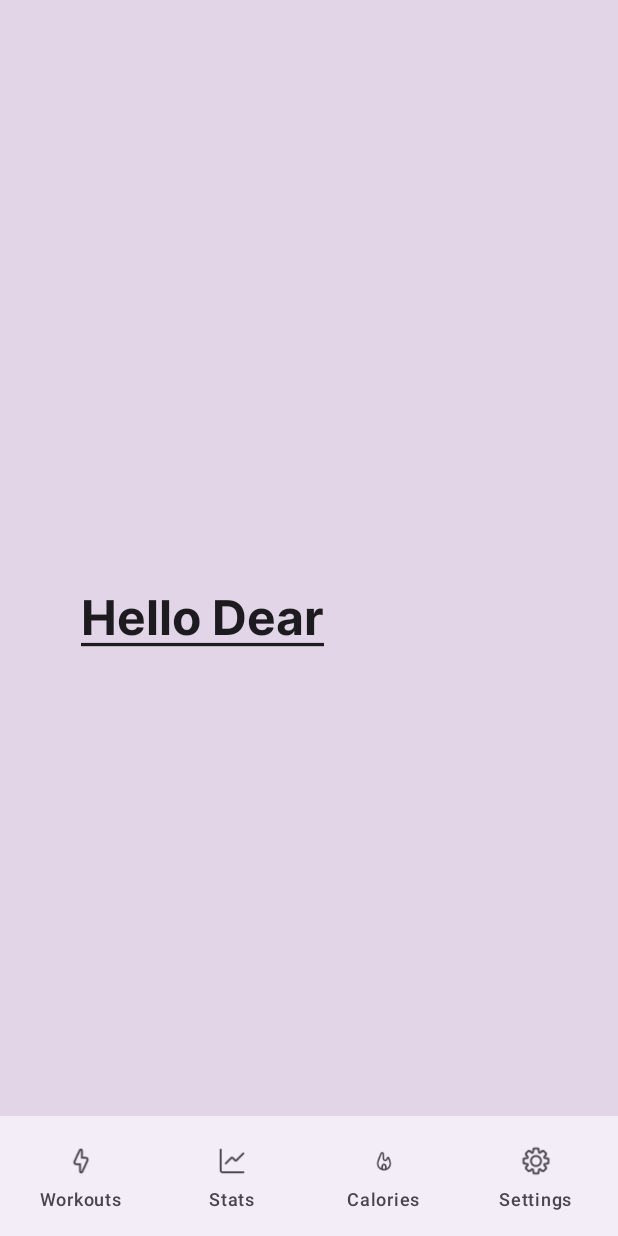
After one commit to Rudolf23Hkya/MuscleMind, an Android app built with Jetpack Compose: the ActiveWorkouts screen opened through its navigation route, on a phone screen of 412 x 824 dp. The commit adds this screen. Run offline under Robolectric (Android 15) with nearby library versions, the phone set to English and light mode, and no system bars; our stand-ins replace Dagger/Hilt's generated code.

Commit message:
afterLogin_menu_minumum_noVerification

```diff
--- a/app/src/main/java/com/elte_r532ov/musclemind/MainActivity.kt
+++ b/app/src/main/java/com/elte_r532ov/musclemind/MainActivity.kt
@@ -13,6 +13,7 @@ import com.elte_r532ov.musclemind.ui.screens.register.ExperienceSelectionScreen
 import com.elte_r532ov.musclemind.ui.screens.register.RegisterData
 import com.elte_r532ov.musclemind.ui.screens.register.RegisterFizData
 import com.elte_r532ov.musclemind.ui.screens.register.RegisterGender
+import com.elte_r532ov.musclemind.ui.screens.workouts.active.ActiveWorkouts
 import com.elte_r532ov.musclemind.util.Routes
 import dagger.hilt.android.AndroidEntryPoint
 
@@ -47,6 +48,9 @@ class MainActivity : ComponentActivity() {
                 composable(Routes.REGISTER_EXP){
                     ExperienceSelectionScreen(navController)
                 }
+                composable(Routes.WORKOUTS_ACTIVE){
+                    ActiveWorkouts()
+                }
             }
         }
     }
--- a/app/src/main/java/com/elte_r532ov/musclemind/ui/screens/login/LoginViewModel.kt
+++ b/app/src/main/java/com/elte_r532ov/musclemind/ui/screens/login/LoginViewModel.kt
@@ -8,7 +8,9 @@ import com.elte_r532ov.musclemind.data.UserData
 import com.elte_r532ov.musclemind.util.Routes
 import com.elte_r532ov.musclemind.util.UiEvent
 import dagger.hilt.android.lifecycle.HiltViewModel
+import kotlinx.coroutines.GlobalScope
 import kotlinx.coroutines.channels.Channel
+import kotlinx.coroutines.delay
 import kotlinx.coroutines.flow.receiveAsFlow
 import kotlinx.coroutines.launch
 import javax.inject.Inject
@@ -36,15 +38,14 @@ class LoginViewModel @Inject constructor(private val repository: MuscleMindRepos
 
                     userData = repository.loginAttempt(event.eMail, event.password)
                 }
-                var msg = ""
                 if(userData != null){
-                    msg = "Hurray, you are logged in!"
+                    sendUiEvent(UiEvent.Navigate(Routes.WORKOUTS_ACTIVE))
                 }
                 else{
-                    msg =  "No such e-mail in our Database"
+                    val msg =  "No such e-mail in our Database"
+                    Log.d(event.eMail, msg)
+                    sendUiEvent(UiEvent.ShowSnackbar(event.eMail+": "+msg))
                 }
-                Log.d(event.eMail, msg)
-                sendUiEvent(UiEvent.ShowSnackbar(event.eMail+": "+msg))
             }
             is LoginEvent.onContinueWithGoogle -> {
                 sendUiEvent(UiEvent.Navigate(Routes.REGISTER_GENDER))
--- a/app/src/main/java/com/elte_r532ov/musclemind/ui/screens/workouts/ActiveWorkouts.kt
+++ /dev/null
@@ -1 +0,0 @@
-package com.elte_r532ov.musclemind.ui.screens.workouts
--- /dev/null
+++ b/app/src/main/java/com/elte_r532ov/musclemind/ui/screens/workouts/active/ActiveWorkouts.kt
@@ -0,0 +1,87 @@
+package com.elte_r532ov.musclemind.ui.screens.workouts.active
+
+import android.annotation.SuppressLint
+import androidx.compose.foundation.background
+import androidx.compose.foundation.layout.Arrangement
+import androidx.compose.foundation.layout.Box
+import androidx.compose.foundation.layout.Column
+import androidx.compose.foundation.layout.Row
+import androidx.compose.foundation.layout.fillMaxSize
+import androidx.compose.foundation.layout.fillMaxWidth
+import androidx.compose.foundation.layout.padding
+import androidx.compose.foundation.layout.size
+import androidx.compose.material3.BottomAppBar
+import androidx.compose.material3.Icon
+import androidx.compose.material3.NavigationBarItem
+import androidx.compose.material3.Scaffold
+import androidx.compose.material3.Text
+import androidx.compose.runtime.Composable
+import androidx.compose.ui.Alignment
+import androidx.compose.ui.Modifier
+import androidx.compose.ui.graphics.Color
+import androidx.compose.ui.res.painterResource
+import androidx.compose.ui.text.font.FontWeight
+import androidx.compose.ui.text.style.TextDecoration
+import androidx.compose.ui.unit.dp
+import androidx.compose.ui.unit.sp
+import androidx.navigation.NavHostController
+import androidx.navigation.compose.rememberNavController
+import com.elte_r532ov.musclemind.myFontFamily
+import com.elte_r532ov.musclemind.util.BottomNavItem
+import com.elte_r532ov.musclemind.util.BottomNavMenu
+
+@SuppressLint("UnusedMaterial3ScaffoldPaddingParameter")
+@Composable
+fun ActiveWorkouts() {
+    val navController = rememberNavController()
+    val items = listOf(
+       BottomNavMenu.WORKOUTS,
+        BottomNavMenu.STATS,
+        BottomNavMenu.CALORIES,
+        BottomNavMenu.SETTINGS
+    )
+
+    Scaffold(
+        bottomBar = {
+            BottomNavBar(items = items, navController = navController, onItemClick = {
+                navController.navigate(it.route)
+            })
+        }
+    ) {
+        Column(modifier = Modifier
+            .fillMaxSize()
+            .background(Color(0xFFE1D5E7)), // Use a gradient instead for the background
+            horizontalAlignment = Alignment.CenterHorizontally,
+            verticalArrangement = Arrangement.Center) {
+            Row(
+                modifier = Modifier
+                    .fillMaxWidth()
+                    .padding(horizontal = 54.dp),
+                verticalAlignment = Alignment.CenterVertically
+            ) {
+                Text(
+                    "Hello Dear",
+                    fontSize = 32.sp,
+                    fontFamily = myFontFamily,
+                    fontWeight = FontWeight.Bold,
+                    textDecoration = TextDecoration.Underline
+                )
+            }
+        }
+    }
+}
+
+@Composable
+fun BottomNavBar(items: List<BottomNavItem>, navController: NavHostController, onItemClick: (BottomNavItem) -> Unit) {
+    BottomAppBar {
+        items.forEach { item ->
+            val isSelected = item.route == navController.currentDestination?.route
+            NavigationBarItem(
+                icon = { Icon(painter = painterResource(id = item.icon), contentDescription = item.label, modifier = Modifier.size(20.dp)) },
+                label = { Text(item.label) },
+                selected = isSelected,
+                onClick = { onItemClick(item) }
+            )
+        }
+    }
+}
```
